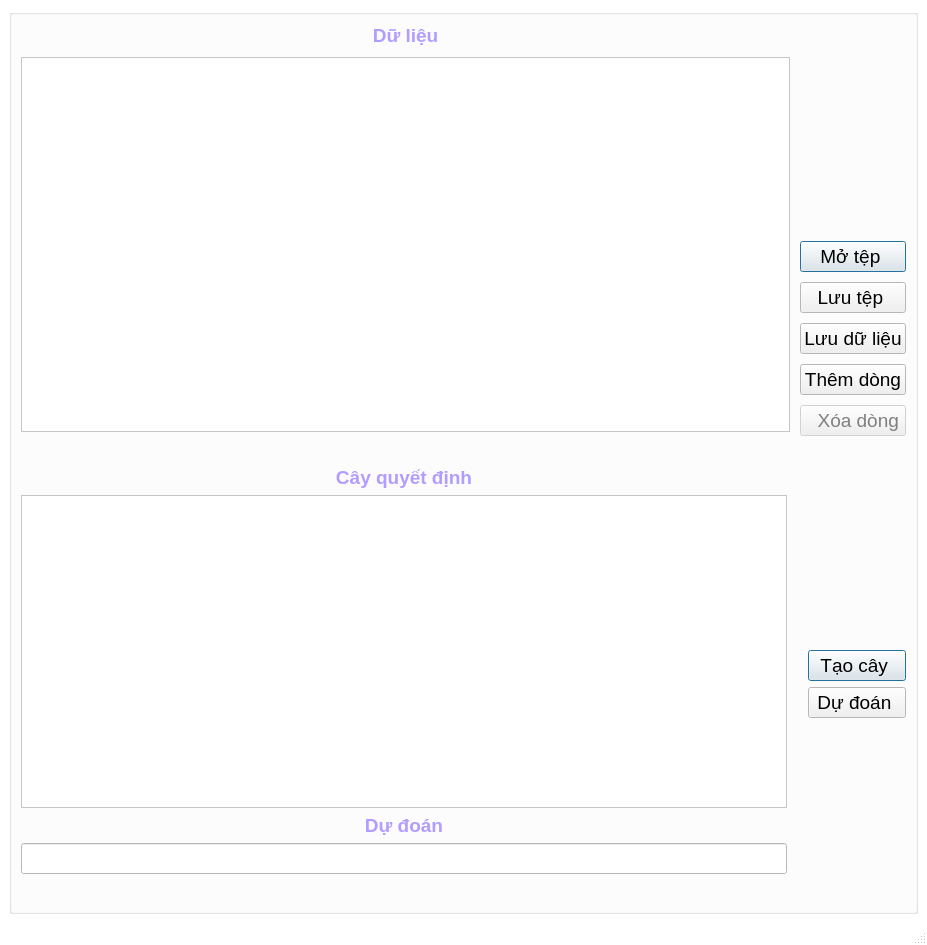
This is DTID3_GUI.ui in NghiLamPhuc/DecisionTreeID3 as Qt 5 draws it before an edit. The edited form follows.
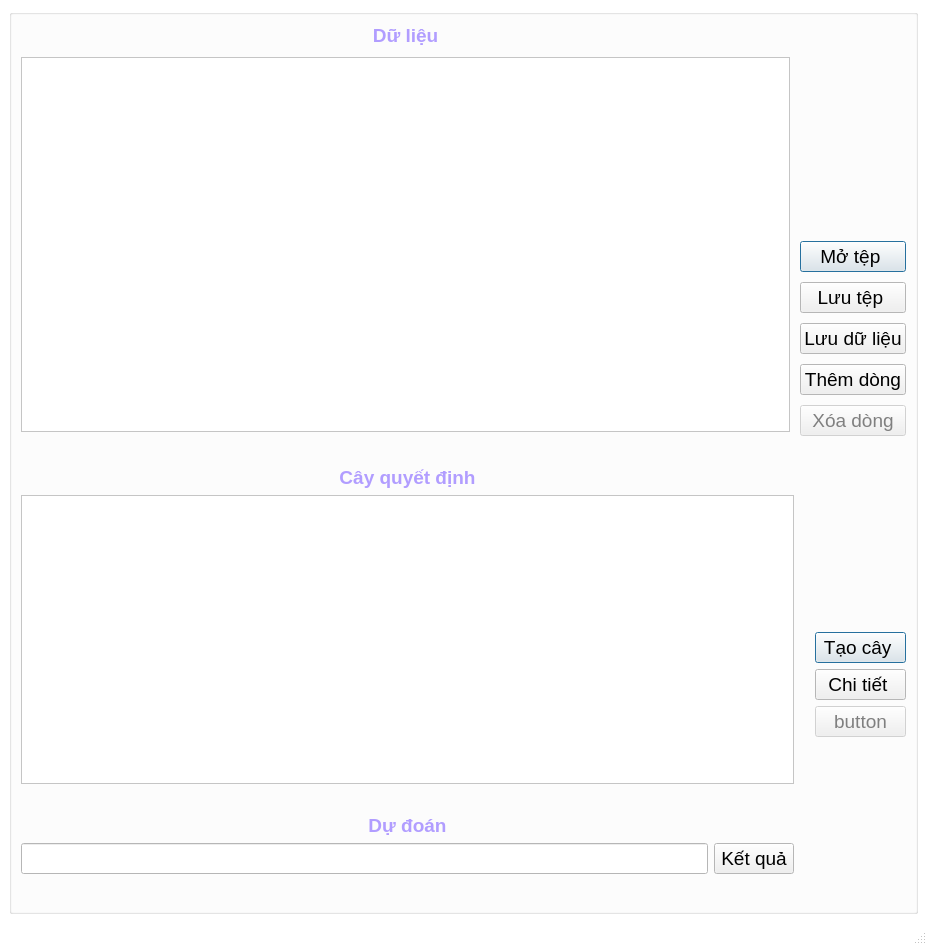
This is the edited form.

```diff
--- a/DTID3_GUI.ui
+++ b/DTID3_GUI.ui
@@ -641,7 +641,7 @@
                 </font>
                </property>
                <property name="text">
-                <string>  Xóa dòng</string>
+                <string> Xóa dòng </string>
                </property>
               </widget>
              </item>
@@ -690,7 +690,7 @@
              <item>
               <widget class="QPlainTextEdit" name="plainTextDTree">
                <property name="enabled">
-                <bool>false</bool>
+                <bool>true</bool>
                </property>
                <property name="font">
                 <font>
@@ -700,6 +700,9 @@
                <property name="layoutDirection">
                 <enum>Qt::RightToLeft</enum>
                </property>
+               <property name="verticalScrollBarPolicy">
+                <enum>Qt::ScrollBarAsNeeded</enum>
+               </property>
                <property name="plainText">
                 <string/>
                </property>
@@ -707,6 +710,19 @@
              </item>
             </layout>
            </item>
+           <item>
+            <widget class="QLabel" name="labelDTree">
+             <property name="font">
+              <font>
+               <pointsize>12</pointsize>
+               <italic>true</italic>
+              </font>
+             </property>
+             <property name="text">
+              <string/>
+             </property>
+            </widget>
+           </item>
            <item>
             <layout class="QVBoxLayout" name="verticalLayout_4">
              <item>
@@ -727,25 +743,29 @@
               </widget>
              </item>
              <item>
+              <layout class="QHBoxLayout" name="horizontalLayout_2">
+               <item>
               <widget class="QLineEdit" name="lineEditPredict">
                <property name="font">
                 <font>
                  <pointsize>14</pointsize>
                 </font>
                </property>
-               <property name="inputMethodHints">
-                <set>Qt::ImhPreferLatin|Qt::ImhSensitiveData</set>
+                </widget>
+               </item>
+               <item>
+                <widget class="QPushButton" name="btnPredict">
+                 <property name="font">
+                  <font>
+                   <pointsize>14</pointsize>
+                  </font>
                </property>
                <property name="text">
-                <string/>
-               </property>
-               <property name="readOnly">
-                <bool>false</bool>
-               </property>
-               <property name="placeholderText">
-                <string/>
-               </property>
-              </widget>
+                  <string>Kết quả</string>
+                 </property>
+                </widget>
+               </item>
+              </layout>
              </item>
              <item>
               <widget class="QLabel" name="labelPredict">
@@ -800,14 +820,29 @@
             </widget>
            </item>
            <item>
-            <widget class="QPushButton" name="btnPredict">
+            <widget class="QPushButton" name="btnLog">
              <property name="font">
               <font>
                <pointsize>14</pointsize>
               </font>
              </property>
              <property name="text">
-              <string> Dự đoán  </string>
+              <string> Chi tiết  </string>
+             </property>
+            </widget>
+           </item>
+           <item>
+            <widget class="QPushButton" name="btn">
+             <property name="enabled">
+              <bool>false</bool>
+             </property>
+             <property name="font">
+              <font>
+               <pointsize>14</pointsize>
+              </font>
+             </property>
+             <property name="text">
+              <string>button</string>
              </property>
             </widget>
            </item>
```
Lines whose indentation alone changed are shown as unchanged.
